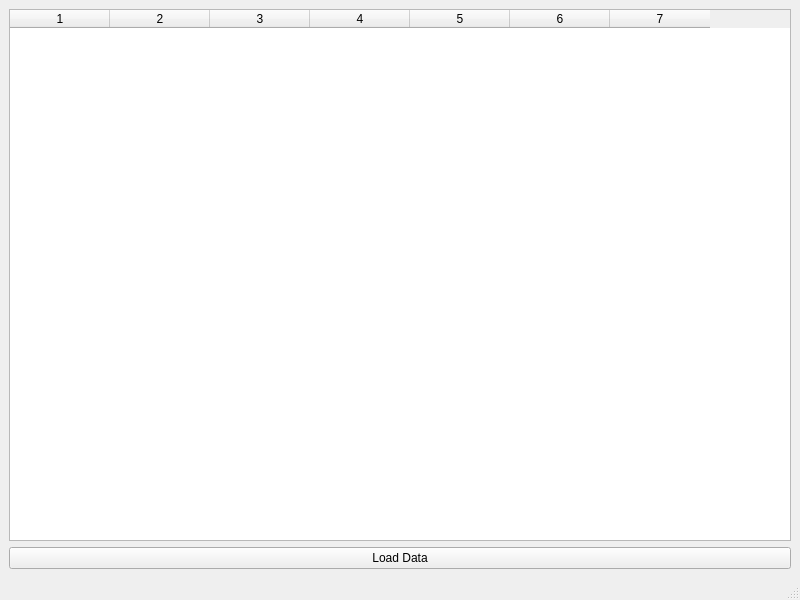
Before: the Qt Designer form main.ui in zlexlearn/task-55027, drawn with Qt 5.
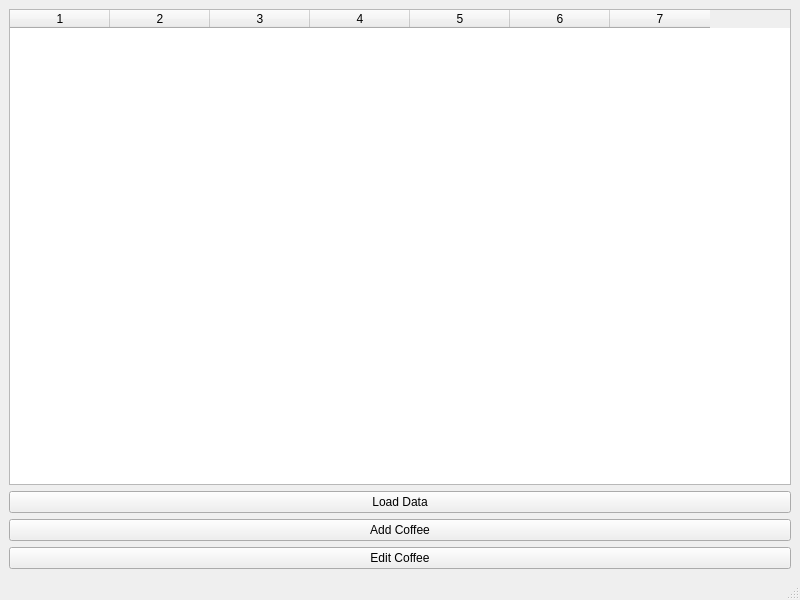
After: the same form once the commit is applied.

```diff
--- a/main.ui
+++ b/main.ui
@@ -38,6 +38,20 @@
       </property>
      </widget>
     </item>
+    <item>
+     <widget class="QPushButton" name="addButton">
+      <property name="text">
+       <string>Add Coffee</string>
+      </property>
+     </widget>
+    </item>
+    <item>
+     <widget class="QPushButton" name="editButton">
+      <property name="text">
+       <string>Edit Coffee</string>
+      </property>
+     </widget>
+    </item>
    </layout>
   </widget>
   <widget class="QMenuBar" name="menubar"/>
```
